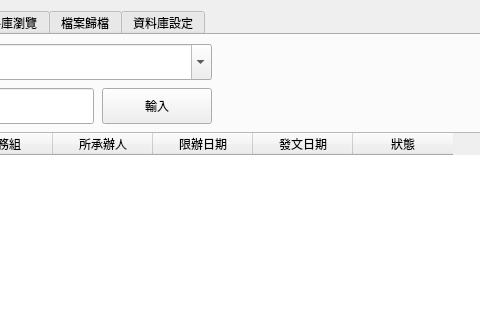
Before: the Qt Designer form layouts/Layout1.ui in jerrygskk/project_police, drawn with Qt 5; both pictures show x 368 to 848 and y 0 to 320 of the 1100 by 768 pixel window.
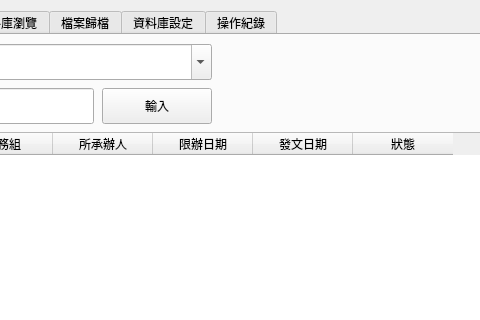
After: the same form once the commit is applied.

Commit message:
feat(audit,menu): 操作紀錄檢視 Tab（唯讀僅 admin）＋主選單圖示磚格
- 新增操作紀錄 Tab7（TabAudit/Layout8）：全量載入 Audit_Log、
  期間/身分/類別/關鍵字篩選、匯出 CSV；樣式比照資料庫瀏覽頁
  （固定列高、無格線、不反白），危險動作紅字＋紅點
- 主選單改 2 欄圖示磚格（QToolButton 圖上字下），8 個 menu_*.svg
- HELP 補操作紀錄頁；gen_buttons 加「匯出 CSV」按鈕圖
- README 補 Tab7、主選單磚格、稽核檢視 UI 說明

The edit to the form file:
```diff
--- a/layouts/Layout1.ui
+++ b/layouts/Layout1.ui
@@ -134,6 +134,9 @@
       <widget class="QWidget" name="tab_settings">
        <attribute name="title"><string>資料庫設定</string></attribute>
       </widget>
+      <widget class="QWidget" name="tab_audit">
+       <attribute name="title"><string>操作紀錄</string></attribute>
+      </widget>
      </widget>
     </item>
    </layout>
```
The commit also changes 21 other files.
